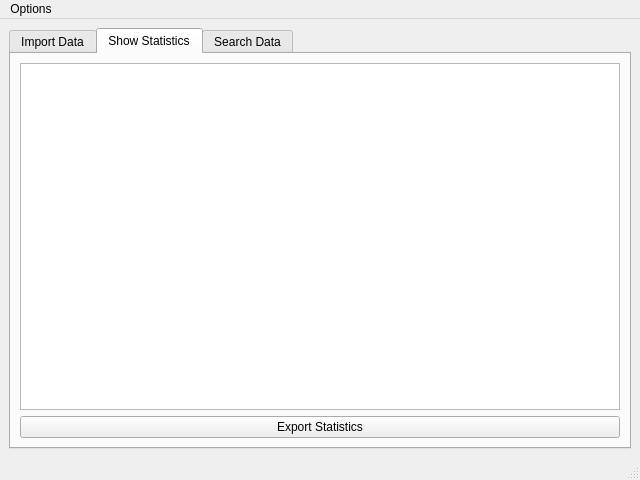
The window that ui/mainwindow.ui (diddykong69/ICT1002-Project) describes before a commit, drawn with Qt 5.
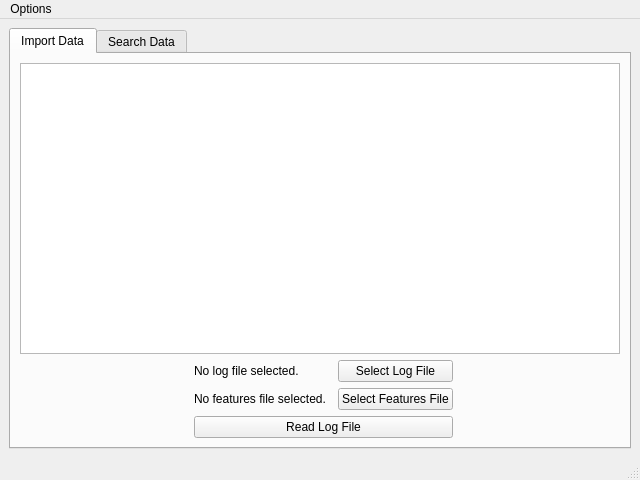
The same window after the commit. The open tabs and pages were chosen to show the change.

Commit message: Integrate search feature - data_to_information module has a bug - UI has some bugs

What changed in the file:
```diff
--- a/ui/mainwindow.ui
+++ b/ui/mainwindow.ui
@@ -106,23 +106,6 @@
         </item>
        </layout>
       </widget>
-      <widget class="QWidget" name="show_stats">
-       <attribute name="title">
-        <string>Show Statistics</string>
-       </attribute>
-       <layout class="QGridLayout" name="gridLayout_4">
-        <item row="0" column="0">
-         <widget class="QListView" name="stats_view"/>
-        </item>
-        <item row="1" column="0">
-         <widget class="QPushButton" name="export_stats_button">
-          <property name="text">
-           <string>Export Statistics</string>
-          </property>
-         </widget>
-        </item>
-       </layout>
-      </widget>
       <widget class="QWidget" name="search_data">
        <attribute name="title">
         <string>Search Data</string>
```
Left out of the diff: 14 changed lines with no effect on the pictures. The commit also changes 4 other files.
